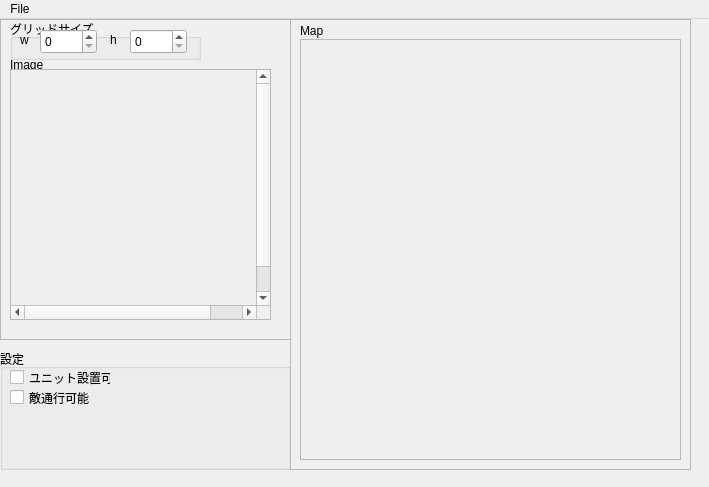
The window that mainwindow.ui (chocoball/MapEditor) describes before a commit, drawn with Qt 5.
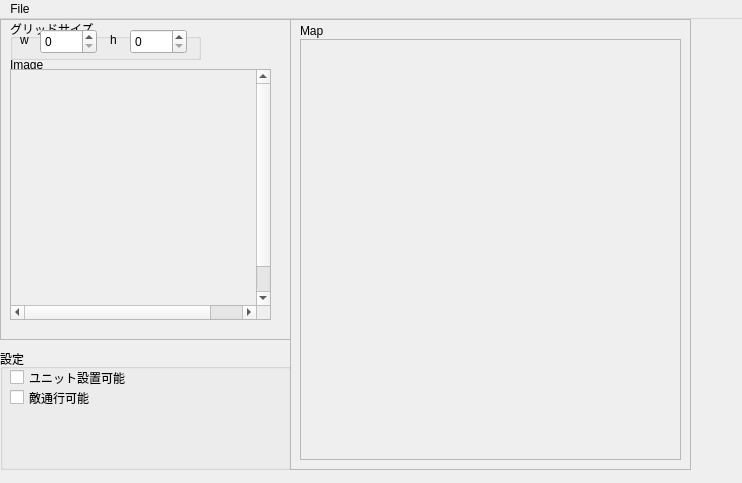
The same window after the commit.

Commit message: add image label class

The edit to the form file:
```diff
--- a/mainwindow.ui
+++ b/mainwindow.ui
@@ -6,8 +6,8 @@
    <rect>
     <x>0</x>
     <y>0</y>
-    <width>709</width>
-    <height>487</height>
+    <width>742</width>
+    <height>483</height>
    </rect>
   </property>
   <property name="windowTitle">
@@ -31,7 +31,7 @@
       <rect>
        <x>10</x>
        <y>20</y>
-       <width>101</width>
+       <width>131</width>
        <height>17</height>
       </rect>
      </property>
@@ -222,8 +222,8 @@
     <rect>
      <x>0</x>
      <y>0</y>
-     <width>709</width>
-     <height>17</height>
+     <width>742</width>
+     <height>22</height>
     </rect>
    </property>
    <widget class="QMenu" name="menuFile">
```
Left out of the diff: 4 changed lines with no effect on the pictures. The commit also changes 4 other files.
